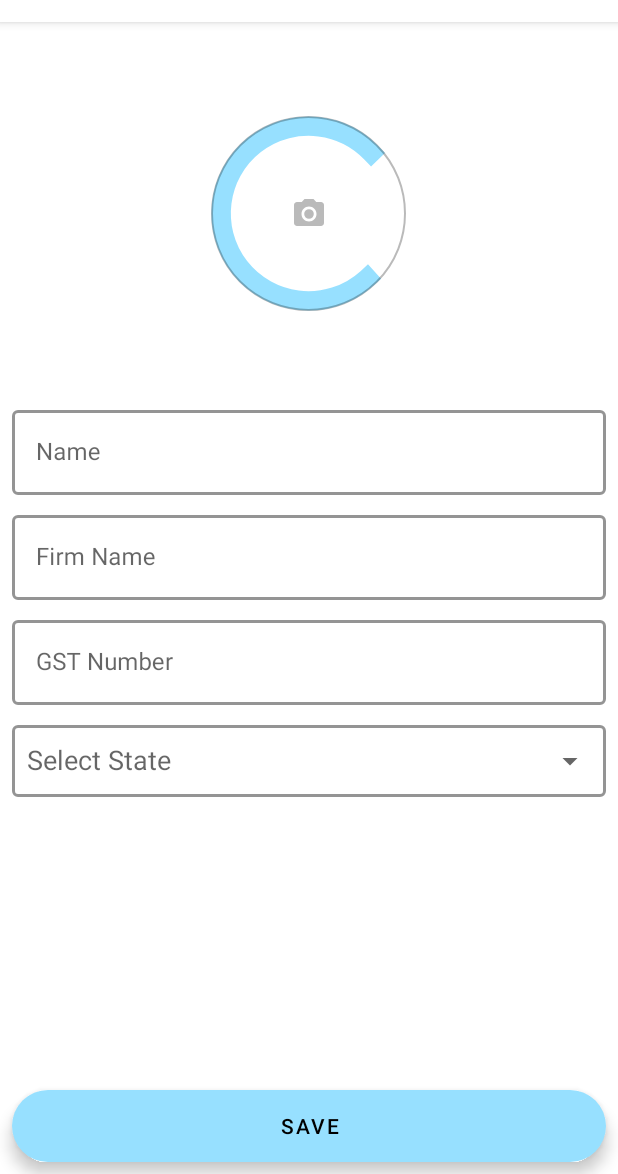
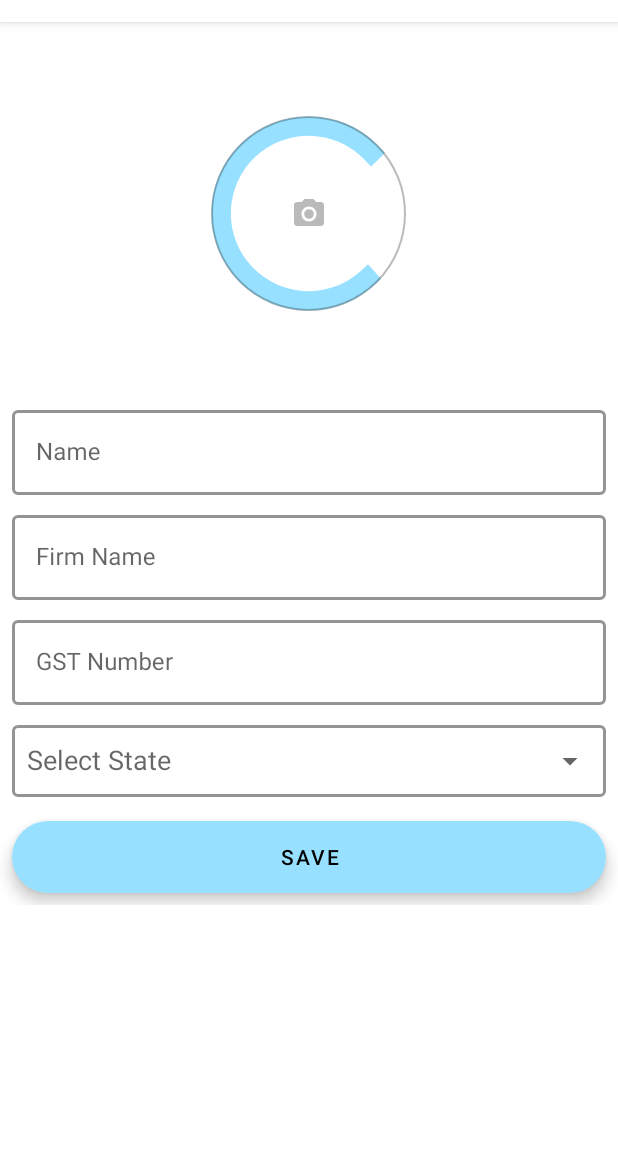
Before and after one commit to devinbits/GST-Reporter, an Android app: the ProfileFrag screen opened through its navigation route, on a phone screen of 412 x 824 dp, the part 62-1236 px from its top. Run offline under Robolectric (Android 15) with nearby library versions, the phone set to English and light mode, and no system bars; our stand-ins replace Firebase (no records; nobody signed in at launch, a user with empty details on screens opened directly); 2 statements that could not run were skipped.

Commit message:
#Profile avatar binding

```diff
--- a/app/build.gradle
+++ b/app/build.gradle
@@ -81,4 +81,6 @@ dependencies {
     implementation 'com.google.firebase:firebase-storage-ktx:19.1.1'
     implementation 'com.google.guava:guava:27.0.1-android'
     implementation "androidx.work:work-runtime-ktx:2.2.+"
+    implementation 'com.github.bumptech.glide:glide:4.11.0'
+    annotationProcessor 'com.github.bumptech.glide:compiler:4.11.0'
 }
--- a/app/src/main/res/layout/fragment_profile.xml
+++ b/app/src/main/res/layout/fragment_profile.xml
@@ -1,14 +1,14 @@
-<FrameLayout xmlns:android="http://schemas.android.com/apk/res/android"
+<ScrollView xmlns:android="http://schemas.android.com/apk/res/android"
     xmlns:app="http://schemas.android.com/apk/res-auto"
     xmlns:tools="http://schemas.android.com/tools"
     android:layout_width="match_parent"
-    android:layout_height="match_parent"
-    tools:context="com.testtube.gstreporter.views.frag.ProfileFrag">
+    android:layout_height="match_parent">
 
     <LinearLayout
         android:layout_width="match_parent"
         android:layout_height="wrap_content"
-        android:orientation="vertical">
+        android:orientation="vertical"
+        tools:context="com.testtube.gstreporter.views.frag.ProfileFrag">
 
         <FrameLayout
             android:layout_width="wrap_content"
@@ -110,11 +110,15 @@
                 android:id="@+id/input_state"
                 android:layout_width="match_parent"
                 android:layout_height="wrap_content"
+                android:focusable="false"
                 android:paddingStart="10dp" />
 
         </com.google.android.material.textfield.TextInputLayout>
 
-    </LinearLayout>
+        <androidx.legacy.widget.Space
+            android:layout_weight="1"
+            android:layout_width="match_parent"
+            android:layout_height="0dp"/>
 
         <com.google.android.material.floatingactionbutton.ExtendedFloatingActionButton
             android:id="@+id/save"
@@ -130,4 +134,5 @@
             app:backgroundTint="@color/colorAccent"
             app:cornerRadius="4dp" />
 
-</FrameLayout>
+    </LinearLayout>
+</ScrollView>
--- a/app/src/main/res/values/strings.xml
+++ b/app/src/main/res/values/strings.xml
@@ -12,8 +12,7 @@
     <string name="invoice_amount">Invoice Amount :</string>
     <string name="required">Required</string>
     <string name="image_capture_error">Error! Unable to save image</string>
-    <!-- TODO: Remove or change this placeholder text -->
-    <string name="hello_blank_fragment">Hello blank fragment</string>
+    <string name="image_dowload_error">Error! Unable to download image</string>
     <string name="save">Save</string>
     <string name="include_images">Include Images</string>
     <string name="total_invoice_amount">Total Invoice Amount</string>
```
Also changed, not shown: app/src/main/java/com/testtube/gstreporter/views/adapters/StateAutoCompleteAdapter.kt (+0 -55 lines), app/src/main/java/com/testtube/gstreporter/views/frag/ProfileFrag.kt (+22 -5 lines), app/src/main/java/com/testtube/gstreporter/workers/FirebaseStorageFileUpload.kt (+4 -4 lines). Lines whose indentation alone changed are shown as unchanged.
